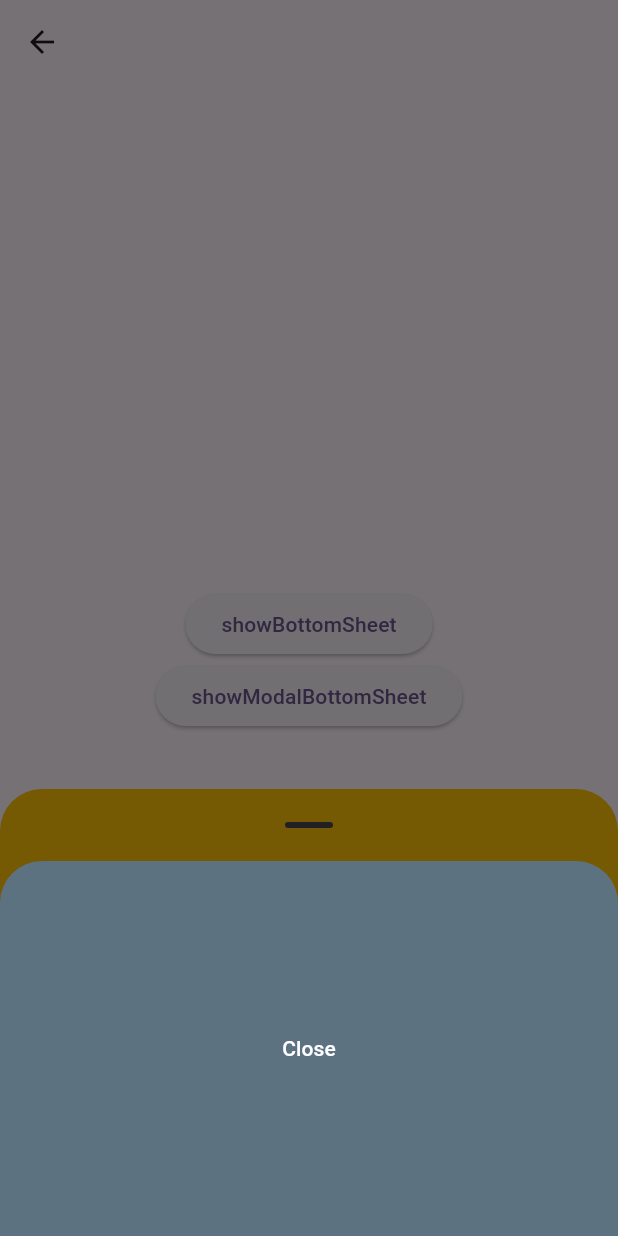
After one commit to Shridhar-student/improve, a Flutter app: the BottomSheetScreen screen opened directly, after a tap on "showBottomSheet", after a tap on "showModalBottomSheet", on a phone screen of 412 x 824 dp. The commit adds this screen. Run offline on Flutter 3.47's test engine with Material 3 defaults, Android fonts, the phone set to English and light mode, and no system bars.

Commit message:
feat: new widgets, back navigation

```diff
--- a/lib/screens/heroNavScreen.dart
+++ b/lib/screens/heroNavScreen.dart
@@ -11,6 +11,7 @@ class _HeroNavScreenState extends State<HeroNavScreen> {
   @override
   Widget build(BuildContext context) {
     return Scaffold(
+        appBar: AppBar(),
         body: Column(
           mainAxisAlignment: MainAxisAlignment.start,
           children: [
--- a/lib/widgets/badge.dart
+++ b/lib/widgets/badge.dart
@@ -6,6 +6,7 @@ class BadgeScreen extends StatelessWidget {
   @override
   Widget build(BuildContext context) {
     return Scaffold(
+        appBar: AppBar(),
         body: Center(
           child: IconButton(
               onPressed: () {},
--- /dev/null
+++ b/lib/widgets/bottomSheet.dart
@@ -0,0 +1,75 @@
+import 'package:flutter/material.dart';
+
+class BottomSheetScreen extends StatefulWidget {
+  const BottomSheetScreen({super.key});
+
+  @override
+  State<BottomSheetScreen> createState() => _BottomSheetScreenState();
+}
+
+class _BottomSheetScreenState extends State<BottomSheetScreen> {
+  @override
+  Widget build(BuildContext context) {
+    return Scaffold(
+      appBar: AppBar(),
+      body: Center(child: Builder(builder: (c) {
+        return Column(
+          mainAxisAlignment: MainAxisAlignment.center,
+          children: [
+            ElevatedButton(
+              onPressed: () {
+                showBottomSheet(
+                    elevation: 4,
+                    backgroundColor: Colors.amber,
+                    showDragHandle: true,
+                    enableDrag: true,
+                    context: c,
+                    builder: (c) {
+                      return SizedBox(
+                        width: double.infinity,
+                        height: 250,
+                        child: TextButton(
+                          onPressed: () {
+                            Navigator.pop(context);
+                          },
+                          child: const Text('Close'),
+                        ),
+                      );
+                    });
+              },
+              child: const Text('showBottomSheet'),
+            ),
+            ElevatedButton(
+              onPressed: () {
+                showModalBottomSheet(
+                    barrierLabel: 'Sheet',
+                    enableDrag: true,
+                    isDismissible: true,
+                    // barrierColor: Colors.amber,
+                    backgroundColor: Colors.blueAccent.withOpacity(0.5),
+                    context: context,
+                    builder: (c) {
+                      return SizedBox(
+                          width: double.infinity,
+                          height: 250,
+                          child: Center(
+                            child: TextButton(
+                              onPressed: () {
+                                Navigator.pop(context);
+                              },
+                              child: const Text(
+                                'Close',
+                                style: TextStyle(color: Colors.white),
+                              ),
+                            ),
+                          ));
+                    });
+              },
+              child: const Text('showModalBottomSheet'),
+            ),
+          ],
+        );
+      })),
+    );
+  }
+}
--- a/lib/widgets/expanded.dart
+++ b/lib/widgets/expanded.dart
@@ -7,6 +7,7 @@ class ExpandedScreen extends StatelessWidget {
   Widget build(BuildContext context) {
     //flex is calculated based on given flex-ex 2,4,6, total 2+4+6=12, per container-> 12/2, 12/4, 12/6,
     return Scaffold(
+      appBar: AppBar(),
       body: SingleChildScrollView(
         child: SizedBox(
           height: 500,
--- a/lib/widgets/flexible.dart
+++ b/lib/widgets/flexible.dart
@@ -8,6 +8,7 @@ class FlexibleScreen extends StatelessWidget {
     //flex is calculated based on given flex-ex 2,4,6, total 2+4+6=12, per container-> 12/2, 12/4, 12/6,
 
     return Scaffold(
+      appBar: AppBar(),
       body: Column(
         children: [
           Flexible(
--- a/lib/widgets/hero.dart
+++ b/lib/widgets/hero.dart
@@ -7,6 +7,7 @@ class HeroScreen extends StatelessWidget {
   @override
   Widget build(BuildContext context) {
     return Scaffold(
+        appBar: AppBar(),
         body: Align(
           alignment: Alignment.bottomCenter,
           child: GestureDetector(
--- a/lib/widgets/interactiveViewer.dart
+++ b/lib/widgets/interactiveViewer.dart
@@ -6,6 +6,7 @@ class InteractiveViewerScreen extends StatelessWidget {
   @override
   Widget build(BuildContext context) {
     return Scaffold(
+        appBar: AppBar(),
         body: SingleChildScrollView(
           child: InteractiveViewer(
             child: Container(
--- a/lib/widgets/l_ProgressInd.dart
+++ b/lib/widgets/l_ProgressInd.dart
@@ -7,6 +7,7 @@ class LProgressInd extends StatelessWidget {
   @override
   Widget build(BuildContext context) {
     return Scaffold(
+      appBar: AppBar(),
       body: Column(
         mainAxisAlignment: MainAxisAlignment.center,
         children: [
```
Also changed, not shown: lib/ui_list/ui_list.dart (+22 -1 lines), lib/widgets/clifOvel.dart (added, +23 -0 lines), lib/widgets/materialBanner.dart (added, +53 -0 lines), lib/widgets/wrap.dart (+6 -3 lines). Lines whose indentation alone changed are shown as unchanged.
